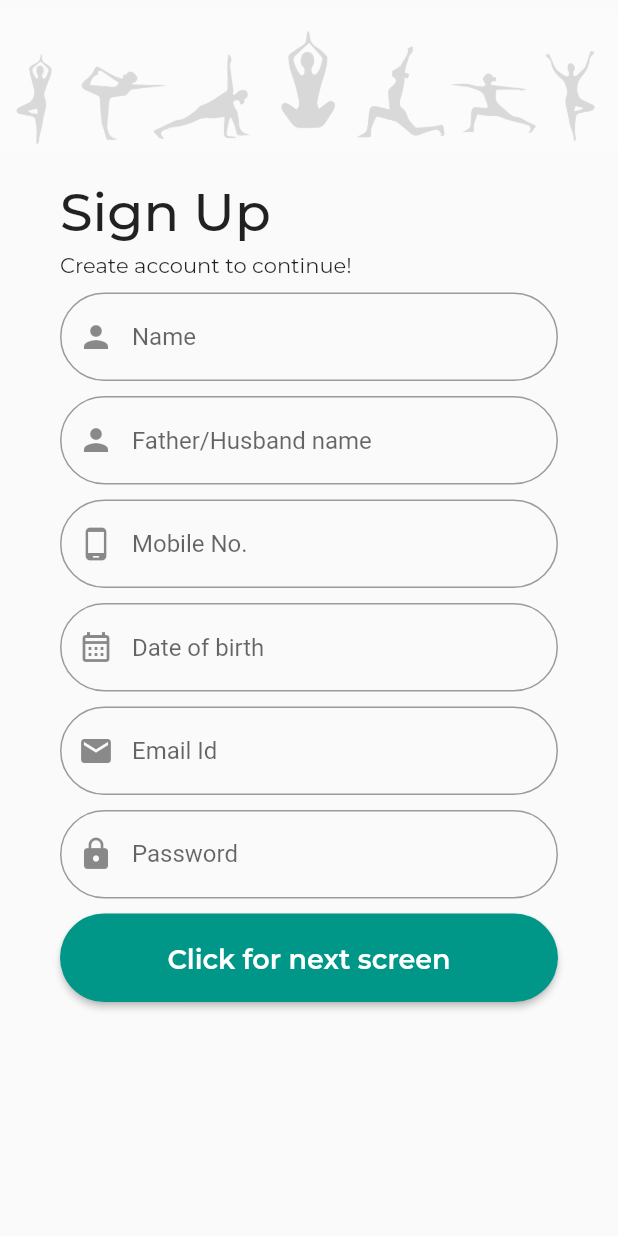
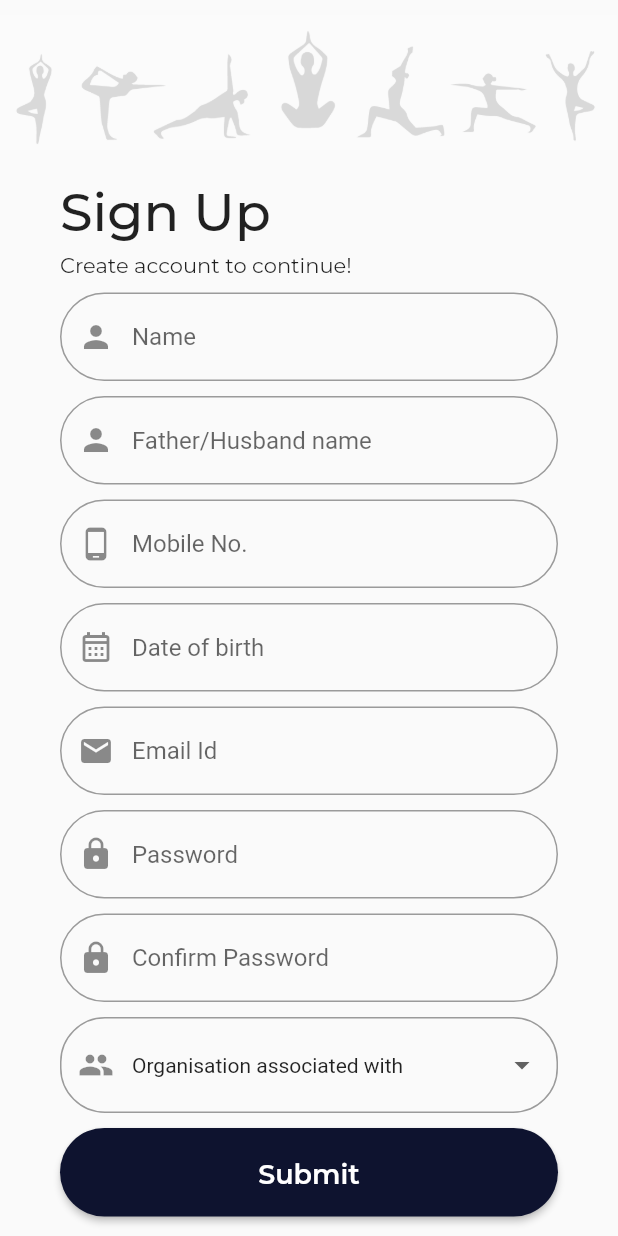
Before and after one commit to knehajha/pyp_nepal_flutter, a Flutter app: the Signup screen opened directly, on a phone screen of 412 x 824 dp. Run offline on Flutter 3.47's test engine with Material 2 defaults, Android fonts, the phone set to English and light mode, and no system bars; our stand-ins replace carousel_slider, flutter_rating_bar, flutter_switch, get, google_fonts, google_maps_flutter and 1 more; network calls fail.

```diff
--- a/lib/signup/signup.dart
+++ b/lib/signup/signup.dart
@@ -12,21 +12,17 @@ class Signup extends StatefulWidget {
   State<Signup> createState() => _SignupState();
 }
 
-class _SignupState extends State<Signup> with SingleTickerProviderStateMixin {
+class _SignupState extends State<Signup> {
 
-  late TabController _tabController;
+  String dropDownValue = "";
 
-  @override
-  void initState() {
-    _tabController = TabController(length: 2, vsync: this);
-    super.initState();
-  }
-
-  @override
-  void dispose() {
-    super.dispose();
-    _tabController.dispose();
-  }
+  final List<String> _orgList = [
+    "Organisation associated with",
+    'Patanjali Yog Committee, Nepal',
+    'Mahila Patanjali Yog Committee, Nepal',
+    "Yuva Nepal Samiti"
+    'None'
+  ];
 
   @override
   Widget build(BuildContext context) {
@@ -117,80 +113,11 @@ class _SignupState extends State<Signup> with SingleTickerProviderStateMixin {
               ),
               const SizedBox(height:10),
 
-
-             /* Container(
-                height: 45,
-                decoration: BoxDecoration(
-                  color: Colors.grey[300],
-                  borderRadius: BorderRadius.circular(
-                    25.0,
-                  ),
-                ),
-                child: TabBar(
-                  controller: _tabController,
-                  // give the indicator a decoration (color and border radius)
-                  indicator: BoxDecoration(
-                    borderRadius: BorderRadius.circular(
-                      25.0,
-                    ),
-                    color: const Color(0xffFFBA01),
-                  ),
-                  labelColor: Colors.white,
-                  unselectedLabelColor: Colors.black,
-                  tabs: [
-                    // first tab [you can add an icon using the icon property]
-                    Tab(
-                      text: 'Place Bid',
-                    ),
-
-                    // second tab [you can add an icon using the icon property]
-                    Tab(
-                      text: 'Buy Now',
-                    ),
-                  ],
-                ),
-              ),
-              const SizedBox(height:10),
-              Container(
-                height: 45,
-                decoration: BoxDecoration(
-                  color: Colors.grey[300],
-                  borderRadius: BorderRadius.circular(
-                    25.0,
-                  ),
-                ),
-                child: TabBar(
-                  controller: _tabController,
-                  // give the indicator a decoration (color and border radius)
-                  indicator: BoxDecoration(
-                    borderRadius: BorderRadius.circular(
-                      25.0,
-                    ),
-                    color: Colors.green,
-                  ),
-                  labelColor: Colors.white,
-                  unselectedLabelColor: Colors.black,
-                  tabs: [
-                    // first tab [you can add an icon using the icon property]
-                    Tab(
-                      text: 'Place Bid',
-                    ),
-
-                    // second tab [you can add an icon using the icon property]
-                    Tab(
-                      text: 'Buy Now',
-                    ),
-                  ],
-                ),
-              ),
-              const SizedBox(height:10),*/
-
               TextField(
                 obscureText: true,
                 enableSuggestions: false,
                 autocorrect: false,
                 decoration: InputDecoration(
-                  labelText: 'Password',
 
                   border: OutlineInputBorder(
                       borderRadius: BorderRadius.circular(30.0)
@@ -200,17 +127,58 @@ class _SignupState extends State<Signup> with SingleTickerProviderStateMixin {
                 ),
               ),
           const SizedBox(height:10),
+
+        TextField(
+        obscureText: true,
+        enableSuggestions: false,
+        autocorrect: false,
+        decoration: InputDecoration(
+        border: OutlineInputBorder(
+        borderRadius: BorderRadius.circular(30.0)
+      ),
+      hintText: 'Confirm Password',
+      prefixIcon: const Icon(Icons.lock),
+    ),
+    ),
+              const SizedBox(height:10),
+              DropdownButtonFormField(
+                decoration: InputDecoration(
+                  border: OutlineInputBorder(
+                      borderRadius: BorderRadius.circular(30.0)
+                  ),
+                  hintText: 'Organisation associated with',
+                  prefixIcon: const Icon(Icons.group),
+                ),
+                dropdownColor: Colors.white,
+                value: dropDownValue.isEmpty ? _orgList[0] : dropDownValue,
+                onChanged: (newValue) {
+                  setState(() {
+                    dropDownValue = newValue.toString();
+
+                  });
+                },
+                items: _orgList.map<DropdownMenuItem<String>>((String value) {
+                  return DropdownMenuItem<String>(
+                    value: value,
+                    child: Text(
+                      value,
+                      style: TextStyle(fontSize: 14),
+                    ),
+                  );
+                }).toList(),
+              ),
+              const SizedBox(height: 10,),
               Container(
                 width: double.infinity,
                 height: 59,
                 child: ElevatedButton(
                   style: ElevatedButton.styleFrom(
                     padding: EdgeInsets.symmetric(horizontal: 40.0, vertical: 20.0),
-                    primary: Colors.teal,
+                    primary: Color(0XFF0E132F),
                     shape: StadiumBorder(),
                   ),
                   child: Text(
-                    "Click for next screen",
+                    "Submit",
                     style:  GoogleFonts.montserrat(color:Colors.white,  fontSize: 18, fontWeight: FontWeight.w600),
                   ),
                   onPressed: () => Navigator.of(context)
--- a/pubspec.yaml
+++ b/pubspec.yaml
@@ -27,8 +27,10 @@ environment:
 # the latest version available on pub.dev. To see which dependencies have newer
 # versions available, run `flutter pub outdated`.
 dependencies:
+  google_maps_flutter: ^2.2.3
   syncfusion_flutter_gauges: ^1.0.0-beta
   carousel_slider: ^4.2.1
+  flutter_rating_bar: ^4.0.1
   get: ^4.6.5
   touch_ripple_effect: 2.2.4
   flutter_switch: ^0.3.2
```
Also changed, not shown: lib/dashboard/dashboard.dart (+38 -11 lines), lib/nearby_classses/NearbyClassMap.dart (added, +38 -0 lines), lib/nearby_classses/NearbyClasses.dart (added, +120 -0 lines), lib/nearby_classses/confirmDetailAlert.dart (added, +84 -0 lines), lib/nearby_classses/confirmedSuccess.dart (added, +66 -0 lines), lib/nearby_classses/myClassesDetail.dart (added, +173 -0 lines), lib/nearby_classses/myClassesItem.dart (added, +8 -0 lines), lib/signIn/signIn.dart (+36 -33 lines), assets/images/ConfrmAlert.png (added), assets/images/appBarAddres.png (added), assets/images/clock.png (added), assets/images/confirmSuccess.png (added), assets/images/star-2.png (added), assets/images/starfilled.png (added), 3 more files, 1 other file.
